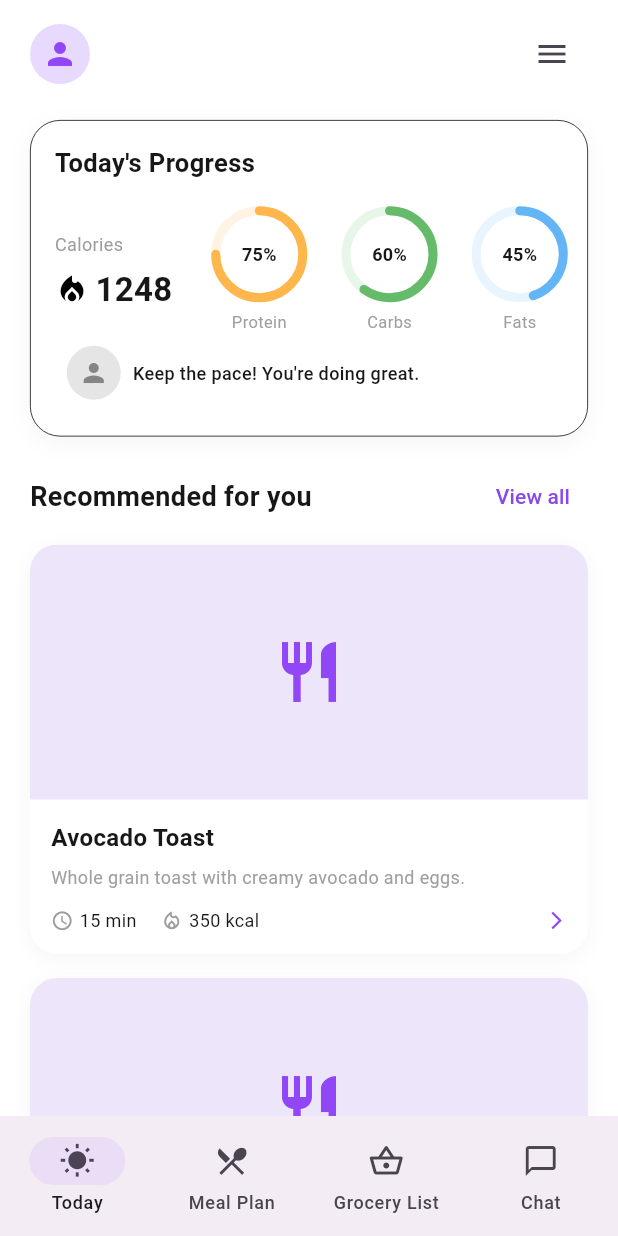
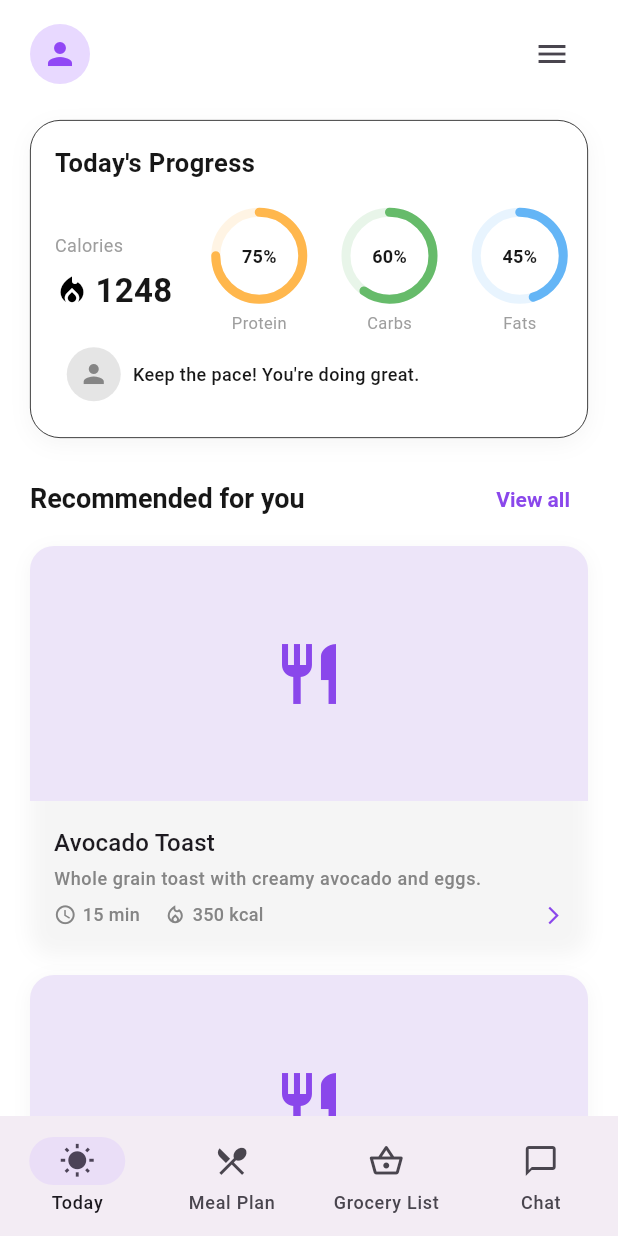
Before and after one commit to laszlo-botond/awesome-meal-planner, a Flutter app: the screen it shows after launch, on a phone screen of 412 x 824 dp. Run offline on Flutter 3.47's test engine with Material 3 defaults, Android fonts, the phone set to English and light mode, and no system bars.

Commit message:
lab1: fixes & recipe screen

```diff
--- a/lib/screens/home_screen.dart
+++ b/lib/screens/home_screen.dart
@@ -2,6 +2,7 @@
 import 'package:flutter/material.dart';
 
 import '../models/meal.dart';
+import 'recipe_details_screen.dart';
 import '../viewmodels/home_viewmodel.dart';
 import '../widgets/progress_card.dart';
 import '../theme/app_theme.dart';
@@ -132,13 +133,10 @@ class _HomeScreenState extends State<HomeScreen> {
       children: [
         Row(
           children: [
-            const Expanded(
+            Expanded(
               child: Text(
                 'Recommended for you',
-                style: TextStyle(
-                  fontSize: 18,
-                  fontWeight: FontWeight.bold,
-                ),
+                style: Theme.of(context).textTheme.titleLarge,
               ),
             ),
             TextButton(
@@ -162,7 +160,14 @@ class _HomeScreenState extends State<HomeScreen> {
           ...meals.map(
             (meal) => Padding(
               padding: const EdgeInsets.only(bottom: 16),
-              child: _MealCard(meal: meal),
+              child: _MealCard(
+                meal: meal,
+                onTap: () => Navigator.of(context).push(
+                  MaterialPageRoute(
+                    builder: (_) => RecipeDetailsScreen(meal: meal),
+                  ),
+                ),
+              ),
             ),
           ),
       ],
@@ -238,17 +243,24 @@ class _HomeScreenState extends State<HomeScreen> {
 
 class _MealCard extends StatelessWidget {
   final Meal meal;
+  final VoidCallback onTap;
 
   const _MealCard({
     required this.meal,
+    required this.onTap,
   });
 
   @override
   Widget build(BuildContext context) {
-    return Container(
+    return Material(
+      color: Colors.white,
+      borderRadius: BorderRadius.circular(AppRadii.large),
+      child: InkWell(
+        onTap: onTap,
+        borderRadius: BorderRadius.circular(AppRadii.large),
+        child: Container(
           decoration: BoxDecoration(
-        color: Colors.white,
-        borderRadius: BorderRadius.circular(18),
+            borderRadius: BorderRadius.circular(AppRadii.large),
             boxShadow: [
               BoxShadow(
                 color: Colors.black.withOpacity(0.04),
@@ -263,61 +275,33 @@ class _MealCard extends StatelessWidget {
             children: [
               _buildImage(),
               Padding(
-            padding: const EdgeInsets.all(14),
+                padding: const EdgeInsets.all(AppSpacing.md),
                 child: Column(
                   crossAxisAlignment: CrossAxisAlignment.start,
                   children: [
-                Text(
-                  meal.name,
-                  style: const TextStyle(
-                    fontSize: 16,
-                    fontWeight: FontWeight.bold,
-                  ),
-                ),
-                const SizedBox(height: 6),
-                Text(
-                  meal.description,
-                  style: const TextStyle(
-                    fontSize: 12,
-                    color: Colors.grey,
-                  ),
-                ),
-                const SizedBox(height: 12),
+                    Text(meal.name, style: Theme.of(context).textTheme.titleMedium),
+                    const SizedBox(height: AppSpacing.xs),
+                    Text(meal.description, style: Theme.of(context).textTheme.bodySmall),
+                    const SizedBox(height: AppSpacing.sm),
                     Row(
                       children: [
-                    const Icon(
-                      Icons.schedule,
-                      size: 15,
-                      color: Colors.grey,
-                    ),
-                    const SizedBox(width: 4),
-                    Text(
-                      '${meal.preparationTimeMinutes} min',
-                      style: const TextStyle(fontSize: 12),
-                    ),
-                    const SizedBox(width: 16),
-                    const Icon(
-                      Icons.local_fire_department_outlined,
-                      size: 15,
-                      color: Colors.grey,
-                    ),
-                    const SizedBox(width: 4),
-                    Text(
-                      '${meal.calories.round()} kcal',
-                      style: const TextStyle(fontSize: 12),
-                    ),
+                        const Icon(Icons.schedule, size: 15, color: AppColors.textSecondary),
+                        const SizedBox(width: AppSpacing.xs),
+                        Text('${meal.preparationTimeMinutes} min', style: AppTypography.label),
+                        const SizedBox(width: AppSpacing.md),
+                        const Icon(Icons.local_fire_department_outlined, size: 15, color: AppColors.textSecondary),
+                        const SizedBox(width: AppSpacing.xs),
+                        Text('${meal.calories.round()} kcal', style: AppTypography.label),
                         const Spacer(),
-                    const Icon(
-                      Icons.arrow_forward_ios,
-                      size: 14,
-                      color: Color(0xFF9147F5),
-                    ),
+                        const Icon(Icons.arrow_forward_ios, size: 14, color: AppColors.primary),
                       ],
                     ),
                   ],
                 ),
               ),
             ],
+          ),
+        ),
       ),
     );
   }
@@ -328,11 +312,7 @@ class _MealCard extends StatelessWidget {
         height: 170,
         width: double.infinity,
         color: const Color(0xFFEDE5F9),
-        child: const Icon(
-          Icons.restaurant,
-          size: 48,
-          color: Color(0xFF9147F5),
-        ),
+        child: const Icon(Icons.restaurant, size: 48, color: AppColors.primary),
       );
     }
 
@@ -341,18 +321,12 @@ class _MealCard extends StatelessWidget {
       height: 170,
       width: double.infinity,
       fit: BoxFit.cover,
-      errorBuilder: (context, error, stackTrace) {
-        return Container(
+      errorBuilder: (context, error, stackTrace) => Container(
         height: 170,
         width: double.infinity,
         color: const Color(0xFFEDE5F9),
-          child: const Icon(
-            Icons.broken_image_outlined,
-            size: 40,
-            color: Color(0xFF9147F5),
+        child: const Icon(Icons.broken_image_outlined, size: 40, color: AppColors.primary),
       ),
-        );
-      },
     );
   }
 }
--- a/lib/theme/app_theme.dart
+++ b/lib/theme/app_theme.dart
@@ -3,9 +3,11 @@ import 'package:flutter/material.dart';
 export 'app_colors.dart';
 export 'app_radii.dart';
 export 'app_spacing.dart';
+export 'app_typography.dart';
 
 import 'app_colors.dart';
 import 'app_radii.dart';
+import 'app_typography.dart';
 
 class AppTheme {
   AppTheme._();
@@ -14,49 +16,38 @@ class AppTheme {
     return ThemeData(
       useMaterial3: true,
       scaffoldBackgroundColor: AppColors.background,
-
       colorScheme: ColorScheme.fromSeed(
         seedColor: AppColors.primary,
         brightness: Brightness.light,
         primary: AppColors.primary,
         surface: AppColors.background,
       ),
-
       textTheme: const TextTheme(
-        bodyLarge: TextStyle(
-          color: AppColors.textPrimary,
-          fontSize: 16,
-        ),
-        bodyMedium: TextStyle(
-          color: AppColors.textPrimary,
-          fontSize: 14,
-        ),
-        bodySmall: TextStyle(
-          color: AppColors.textSecondary,
-          fontSize: 12,
-        ),
-        titleLarge: TextStyle(
-          color: AppColors.textPrimary,
-          fontSize: 22,
-          fontWeight: FontWeight.bold,
-        ),
-        titleMedium: TextStyle(
-          color: AppColors.textPrimary,
-          fontSize: 18,
-          fontWeight: FontWeight.w600,
-        ),
+        displaySmall: AppTypography.display,
+        headlineSmall: AppTypography.headline,
+        titleLarge: AppTypography.title,
+        bodyLarge: AppTypography.bodyLarge,
+        bodyMedium: AppTypography.body,
+        bodySmall: AppTypography.label,
+        labelSmall: AppTypography.caption,
       ),
-
       elevatedButtonTheme: ElevatedButtonThemeData(
         style: ElevatedButton.styleFrom(
           backgroundColor: AppColors.primary,
           foregroundColor: Colors.white,
+          textStyle: AppTypography.body.copyWith(fontWeight: FontWeight.w600),
           shape: RoundedRectangleBorder(
             borderRadius: BorderRadius.circular(AppRadii.medium),
           ),
+          padding: const EdgeInsets.symmetric(horizontal: 20, vertical: 14),
         ),
       ),
-
+      textButtonTheme: TextButtonThemeData(
+        style: TextButton.styleFrom(
+          foregroundColor: AppColors.primary,
+          textStyle: AppTypography.body.copyWith(fontWeight: FontWeight.w600),
+        ),
+      ),
       cardTheme: CardThemeData(
         color: AppColors.background,
         elevation: 0,
--- /dev/null
+++ b/lib/theme/app_typography.dart
@@ -0,0 +1,63 @@
+import 'package:flutter/material.dart';
+
+import 'app_colors.dart';
+
+/// Shared typography scale for the Meal Planner app.
+class AppTypography {
+  AppTypography._();
+
+  static const String? fontFamily = null;
+
+  static const TextStyle display = TextStyle(
+    fontFamily: fontFamily,
+    fontSize: 28,
+    height: 1.2,
+    fontWeight: FontWeight.bold,
+    color: AppColors.textPrimary,
+  );
+
+  static const TextStyle headline = TextStyle(
+    fontFamily: fontFamily,
+    fontSize: 22,
+    height: 1.25,
+    fontWeight: FontWeight.bold,
+    color: AppColors.textPrimary,
+  );
+
+  static const TextStyle title = TextStyle(
+    fontFamily: fontFamily,
+    fontSize: 18,
+    height: 1.3,
+    fontWeight: FontWeight.w600,
+    color: AppColors.textPrimary,
+  );
+
+  static const TextStyle bodyLarge = TextStyle(
+    fontFamily: fontFamily,
+    fontSize: 16,
+    height: 1.5,
+    color: AppColors.textPrimary,
+  );
+
+  static const TextStyle body = TextStyle(
+    fontFamily: fontFamily,
+    fontSize: 14,
+    height: 1.45,
+    color: AppColors.textPrimary,
+  );
+
+  static const TextStyle label = TextStyle(
+    fontFamily: fontFamily,
+    fontSize: 12,
+    height: 1.3,
+    fontWeight: FontWeight.w500,
+    color: AppColors.textSecondary,
+  );
+
+  static const TextStyle caption = TextStyle(
+    fontFamily: fontFamily,
+    fontSize: 10,
+    height: 1.3,
+    color: AppColors.textSecondary,
+  );
+}
```
Also changed, not shown: lib/screens/recipe_details_screen.dart (added, +222 -0 lines), 1 other file. Lines whose indentation alone changed are shown as unchanged.
